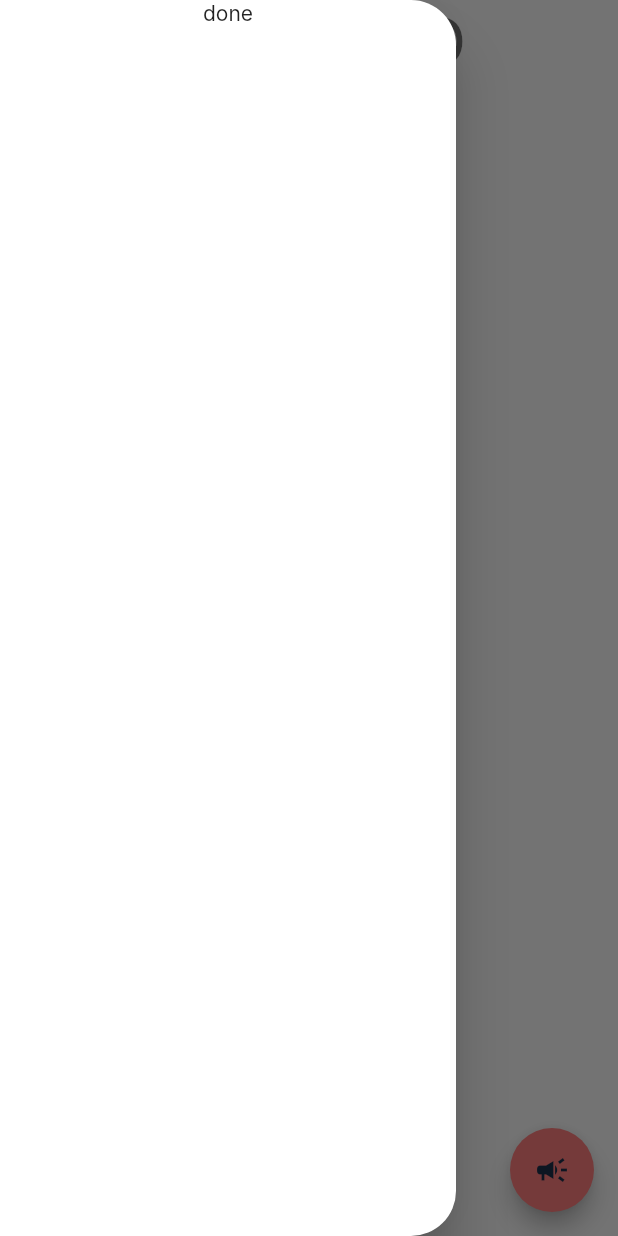
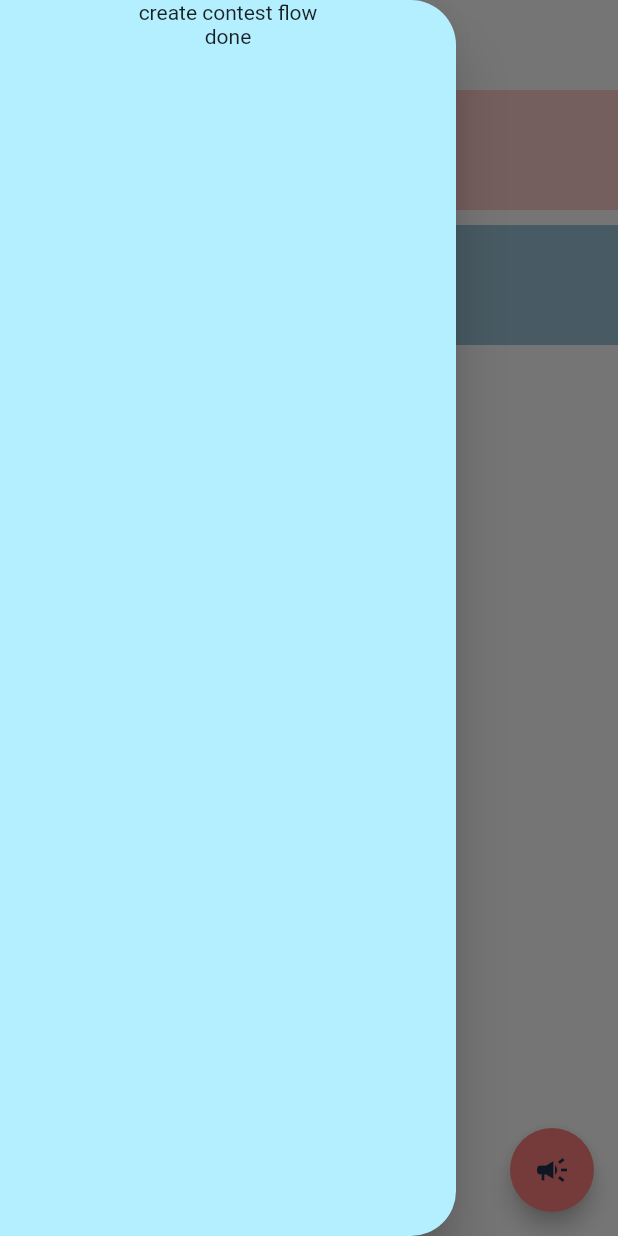
Before and after one commit to carolinebelle/rubrick, a Flutter app: the screen it shows after launch, in the side drawer, after a tap on "Create New", on a phone screen of 412 x 824 dp. Run offline on Flutter 3.47's test engine with Material 2 defaults, Android fonts, the phone set to English and light mode, and no system bars; drawn by our look-alikes of expandable; Roboto replaces fonts that are missing (Inter).

Commit message:
contest screen

```diff
--- /dev/null
+++ b/lib/colors/color_scheme.dart
@@ -0,0 +1,71 @@
+import 'package:flutter/material.dart';
+
+const Color blackColor = Color.fromARGB(255, 0, 0, 0);
+const Color darkColor = Color.fromARGB(255, 28, 48, 74);
+const Color mediumColor = Color.fromARGB(255, 4, 107, 153);
+const Color brightColor = Color.fromARGB(255, 255, 126, 126);
+const Color lightColor = Color.fromARGB(255, 179, 239, 255);
+const Color whiteColor = Color.fromARGB(255, 255, 255, 255);
+
+ColorScheme defaultColorScheme = ColorScheme(
+  brightness: Brightness.light,
+  primary: mediumColor,
+  onPrimary: darkColor,
+  primaryContainer: mediumColor.withAlpha(100),
+  onPrimaryContainer: darkColor,
+  secondary: brightColor,
+  onSecondary: darkColor,
+  secondaryContainer: brightColor.withAlpha(100),
+  onSecondaryContainer: darkColor,
+  tertiary: lightColor,
+  onTertiary: darkColor,
+  tertiaryContainer: lightColor.withAlpha(100),
+  onTertiaryContainer: darkColor,
+  background: whiteColor,
+  onBackground: darkColor,
+  surface: lightColor,
+  onSurface: whiteColor,
+  surfaceVariant: brightColor.withAlpha(10),
+  onSurfaceVariant: darkColor,
+  outline: mediumColor,
+  shadow: darkColor,
+  inverseSurface: mediumColor,
+  onInverseSurface: whiteColor,
+  inversePrimary: whiteColor,
+  surfaceTint: whiteColor.withAlpha(100),
+  error: brightColor,
+  onError: whiteColor,
+  errorContainer: brightColor.withAlpha(100),
+  onErrorContainer: blackColor,
+);
+ColorScheme darkColorScheme = ColorScheme(
+  brightness: Brightness.dark,
+  primary: whiteColor.withAlpha(200),
+  onPrimary: darkColor,
+  primaryContainer: mediumColor.withAlpha(200),
+  onPrimaryContainer: darkColor,
+  secondary: whiteColor.withAlpha(200),
+  onSecondary: darkColor,
+  secondaryContainer: brightColor.withAlpha(200),
+  onSecondaryContainer: whiteColor,
+  tertiary: lightColor,
+  onTertiary: darkColor,
+  tertiaryContainer: lightColor.withAlpha(100),
+  onTertiaryContainer: darkColor,
+  background: darkColor,
+  onBackground: whiteColor,
+  surface: mediumColor,
+  onSurface: darkColor,
+  surfaceVariant: brightColor.withAlpha(10),
+  onSurfaceVariant: darkColor,
+  outline: mediumColor,
+  shadow: darkColor,
+  inverseSurface: mediumColor,
+  onInverseSurface: whiteColor,
+  inversePrimary: whiteColor,
+  surfaceTint: whiteColor.withAlpha(100),
+  error: brightColor,
+  onError: whiteColor,
+  errorContainer: brightColor.withAlpha(100),
+  onErrorContainer: blackColor,
+);
--- a/lib/components/contest_list_item.dart
+++ b/lib/components/contest_list_item.dart
@@ -6,7 +6,7 @@ class ContestListItem extends StatelessWidget {
   @override
   Widget build(BuildContext context) {
     return ListTile(
-      tileColor: Theme.of(context).colorScheme.primaryContainer,
+      tileColor: Theme.of(context).colorScheme.onSurface,
       title: Center(
           child: Text("Fellows 2022-23",
               style: Theme.of(context).textTheme.headline5)),
--- /dev/null
+++ b/lib/components/group_bar.dart
@@ -0,0 +1,164 @@
+import 'package:expandable/expandable.dart';
+import 'package:flutter/material.dart';
+import 'dart:math' as math;
+
+import 'package:rubrick/components/applicant_list_item.dart';
+import 'package:rubrick/components/search_bar.dart';
+
+const replaceWithFirebase = [
+  "Greene",
+  "Abramoqickldf",
+  "John",
+  "LSmith",
+  "Tupak",
+  "Lfdsf",
+  "Orian",
+  "Hernandez",
+  "Turner",
+  "Hutchinson",
+  "Blimey",
+];
+
+class GroupBar extends StatefulWidget {
+  final String title;
+  final int index;
+  const GroupBar({Key? key, required this.title, required this.index})
+      : super(key: key);
+
+  @override
+  State<GroupBar> createState() => _GroupBarState();
+}
+
+class _GroupBarState extends State<GroupBar> {
+  final GlobalKey<FormState> _formKey = GlobalKey<FormState>();
+  String searchText = "";
+  bool isFiltered = false;
+  @override
+  Widget build(BuildContext context) {
+    return ExpandableNotifier(
+      child: Center(
+        child: Expandable(
+          collapsed: ExpandableButton(
+            child: buildClosed(context),
+          ),
+          expanded: buildOpen(context),
+        ),
+      ),
+    );
+  }
+
+  Widget buildClosed(context) => Container(
+        color: widget.index % 2 == 0
+            ? Theme.of(context).colorScheme.secondaryContainer
+            : Theme.of(context).colorScheme.primaryContainer,
+        height: 80,
+        width: double.infinity,
+        child: Padding(
+          padding: const EdgeInsets.symmetric(vertical: 10.0, horizontal: 10.0),
+          child: Column(
+            mainAxisAlignment: MainAxisAlignment.spaceBetween,
+
+            // crossAxisAlignment: CrossAxisAlignment.center,
+            children: [
+              Text(widget.title,
+                  style: Theme.of(context)
+                      .textTheme
+                      .headline5!
+                      .apply(fontWeightDelta: 2)),
+              Icon(Icons.expand_circle_down,
+                  color: Theme.of(context).colorScheme.onSecondaryContainer)
+            ],
+          ),
+        ),
+      );
+
+  Widget buildOpen(context) => Form(
+        key: _formKey,
+        child: Container(
+          color: widget.index % 2 == 0
+              ? Theme.of(context).colorScheme.secondaryContainer
+              : Theme.of(context).colorScheme.primaryContainer,
+          width: double.infinity,
+          child: Padding(
+            padding:
+                const EdgeInsets.symmetric(vertical: 10.0, horizontal: 10.0),
+            child: Wrap(
+              alignment: WrapAlignment.center,
+              runSpacing: 5,
+              children: [
+                ExpandableButton(
+                  child: Text(
+                    widget.title,
+                    style: Theme.of(context)
+                        .textTheme
+                        .headline5!
+                        .apply(fontWeightDelta: 2),
+                  ),
+                ),
+                SearchBar(
+                  onChange: (value) {
+                    setState(() {
+                      searchText = value;
+                    });
+                  },
+                  index: widget.index,
+                ),
+                Row(
+                  mainAxisAlignment: MainAxisAlignment.center,
+                  children: [
+                    Checkbox(
+                        value: isFiltered,
+                        activeColor: widget.index % 2 == 0
+                            ? Theme.of(context).colorScheme.secondaryContainer
+                            : Theme.of(context).colorScheme.primaryContainer,
+                        onChanged: (bool? value) {
+                          setState(() {
+                            isFiltered = value!;
+                          });
+                        }),
+                    GestureDetector(
+                      onTap: () {
+                        setState(() {
+                          isFiltered = !isFiltered;
+                        });
+                      },
+                      child: Text(
+                        "incomplete",
+                        style: Theme.of(context).textTheme.subtitle1!.apply(
+                            color: isFiltered
+                                ? widget.index % 2 == 0
+                                    ? Theme.of(context).colorScheme.secondary
+                                    : Theme.of(context).colorScheme.primary
+                                : Theme.of(context).colorScheme.background),
+                      ),
+                    ),
+                  ],
+                ),
+                Wrap(
+                    alignment: WrapAlignment.center,
+                    runSpacing: 5,
+                    children: buildApplicants()),
+                ExpandableButton(
+                  child: Transform.rotate(
+                    angle: 180 * math.pi / 180,
+                    child: IconButton(
+                      icon: Icon(Icons.expand_circle_down,
+                          color: Theme.of(context)
+                              .colorScheme
+                              .onSecondaryContainer),
+                      onPressed: null,
+                    ),
+                  ),
+                ),
+              ],
+            ),
+          ),
+        ),
+      );
+
+  List<Widget> buildApplicants() {
+    return replaceWithFirebase
+        .map((name) => ApplicantListItem(name: name))
+        .toList();
+  }
+}
--- a/lib/main.dart
+++ b/lib/main.dart
@@ -1,79 +1,12 @@
 import 'package:flutter/material.dart';
+import 'package:rubrick/pages/contest_screen.dart';
 import 'package:rubrick/widgets/side_drawer.dart';
+
+import 'colors/color_scheme.dart';
 
 void main() {
   runApp(const MyApp());
 }
-
-const Color blackColor = Color.fromARGB(255, 0, 0, 0);
-const Color darkColor = Color.fromARGB(255, 28, 48, 74);
-const Color mediumColor = Color.fromARGB(255, 4, 107, 153);
-const Color brightColor = Color.fromARGB(255, 255, 126, 126);
-const Color lightColor = Color.fromARGB(255, 179, 239, 255);
-const Color whiteColor = Color.fromARGB(255, 255, 255, 255);
-
-ColorScheme defaultColorScheme = ColorScheme(
-  brightness: Brightness.light,
-  primary: mediumColor,
-  onPrimary: darkColor,
-  primaryContainer: mediumColor.withAlpha(100),
-  onPrimaryContainer: darkColor,
-  secondary: brightColor,
-  onSecondary: darkColor,
-  secondaryContainer: brightColor.withAlpha(100),
-  onSecondaryContainer: darkColor,
-  tertiary: lightColor,
-  onTertiary: darkColor,
-  tertiaryContainer: lightColor.withAlpha(100),
-  onTertiaryContainer: darkColor,
-  background: whiteColor,
-  onBackground: darkColor,
-  surface: mediumColor.withAlpha(10),
-  onSurface: darkColor,
-  surfaceVariant: brightColor.withAlpha(10),
-  onSurfaceVariant: darkColor,
-  outline: mediumColor,
-  shadow: darkColor,
-  inverseSurface: mediumColor,
-  onInverseSurface: whiteColor,
-  inversePrimary: whiteColor,
-  surfaceTint: whiteColor.withAlpha(100),
-  error: brightColor,
-  onError: whiteColor,
-  errorContainer: brightColor.withAlpha(100),
-  onErrorContainer: blackColor,
-);
-ColorScheme darkColorScheme = ColorScheme(
-  brightness: Brightness.dark,
-  primary: mediumColor,
-  onPrimary: darkColor,
-  primaryContainer: mediumColor.withAlpha(100),
-  onPrimaryContainer: darkColor,
-  secondary: brightColor,
-  onSecondary: darkColor,
-  secondaryContainer: brightColor.withAlpha(100),
-  onSecondaryContainer: darkColor,
-  tertiary: lightColor,
-  onTertiary: darkColor,
-  tertiaryContainer: lightColor.withAlpha(100),
-  onTertiaryContainer: darkColor,
-  background: darkColor,
-  onBackground: whiteColor,
-  surface: mediumColor.withAlpha(10),
-  onSurface: darkColor,
-  surfaceVariant: brightColor.withAlpha(10),
-  onSurfaceVariant: darkColor,
-  outline: mediumColor,
-  shadow: darkColor,
-  inverseSurface: mediumColor,
-  onInverseSurface: whiteColor,
-  inversePrimary: whiteColor,
-  surfaceTint: whiteColor.withAlpha(100),
-  error: brightColor,
-  onError: whiteColor,
-  errorContainer: brightColor.withAlpha(100),
-  onErrorContainer: blackColor,
-);
 
 class MyApp extends StatefulWidget {
   const MyApp({Key? key}) : super(key: key);
@@ -90,10 +23,7 @@ class _MyAppState extends State<MyApp> {
     super.initState();
     final window = WidgetsBinding.instance.window;
 
-    // This callback is called every time the brightness changes.
     window.onPlatformBrightnessChanged = () {
-      // print(
-      // "Brightness is dark: ${window.platformBrightness == Brightness.dark}");
       brightness = window.platformBrightness;
     };
     WidgetsBinding.instance.handlePlatformBrightnessChanged();
@@ -104,17 +34,26 @@ class _MyAppState extends State<MyApp> {
   Widget build(BuildContext context) {
     return MaterialApp(
       title: 'Flutter Demo',
-      theme: ThemeData(fontFamily: 'Inter', colorScheme: defaultColorScheme),
-      darkTheme: ThemeData(fontFamily: 'Inter', colorScheme: darkColorScheme),
-      home: const MyHomePage(id: 'ContestID'),
+      theme: ThemeData(
+        colorScheme: defaultColorScheme,
+        textTheme: Typography.blackCupertino,
+        unselectedWidgetColor: Colors.white,
+      ),
+      darkTheme: ThemeData(
+        colorScheme: darkColorScheme,
+        textTheme: Typography.whiteCupertino,
+        unselectedWidgetColor: Colors.black,
+      ),
+      debugShowCheckedModeBanner: false,
+      home: const MyHomePage(contestID: 'Fellows 2022-23'),
     );
   }
 }
 
 class MyHomePage extends StatefulWidget {
-  final String id;
+  final String contestID;
 
-  const MyHomePage({Key? key, required this.id}) : super(key: key);
+  const MyHomePage({Key? key, required this.contestID}) : super(key: key);
 
   @override
   State<MyHomePage> createState() => _MyHomePageState();
@@ -129,19 +68,8 @@ class _MyHomePageState extends State<MyHomePage> {
   Widget build(BuildContext context) {
     return Scaffold(
       drawer: const SideDrawer(),
-      body: SafeArea(
-        child: Center(
-          child: Column(
-            mainAxisAlignment: MainAxisAlignment.start,
-            children: <Widget>[
-              Text(
-                widget.id,
-                style: Theme.of(context).textTheme.headline3,
-              ),
-            ],
-          ),
-        ),
-      ),
+      backgroundColor: Theme.of(context).colorScheme.background,
+      body: ContestScreen(contestID: widget.contestID),
       floatingActionButton: FloatingActionButton(
         onPressed: _actionButtonPress,
         tooltip: 'End your turn',
--- /dev/null
+++ b/lib/pages/contest_screen.dart
@@ -0,0 +1,48 @@
+import 'package:flutter/material.dart';
+
+import '../components/group_bar.dart';
+
+const replaceWithFirebase = ["Day 1: Saturday", "Day 2: Sunday"];
+
+class ContestScreen extends StatelessWidget {
+  final String contestID;
+  const ContestScreen({Key? key, required this.contestID}) : super(key: key);
+
+  @override
+  Widget build(BuildContext context) => Center(
+        child: Column(
+          mainAxisAlignment: MainAxisAlignment.start,
+          children: <Widget>[
+            Container(
+              width: double.infinity,
+              decoration: BoxDecoration(
+                boxShadow: [
+                  BoxShadow(
+                    color: Theme.of(context).colorScheme.background,
+                    blurRadius: 10,
+                  ),
+                ],
+              ),
+              child: Padding(
+                padding:
+                    const EdgeInsets.symmetric(vertical: 10.0, horizontal: 5.0),
+                child: SafeArea(
+                    child: Text(
+                  contestID,
+                  style: Theme.of(context).textTheme.headline4!.apply(
+                      fontWeightDelta: 3,
+                      color: Theme.of(context).colorScheme.onBackground),
+                )),
+              ),
+            ),
+            Expanded(
+                child: ListView.separated(
+                    itemBuilder: (context, index) => GroupBar(
+                        title: replaceWithFirebase[index], index: index),
+                    separatorBuilder: (context, index) =>
+                        const SizedBox(height: 10),
+                    itemCount: 2))
+          ],
+        ),
+      );
+}
--- /dev/null
+++ b/lib/responsive/sizing.dart
@@ -0,0 +1,4 @@
+class Sizing {
+  var groupBarHeight;
+  var occupation;
+}
--- a/lib/widgets/applicant_card.dart
+++ b/lib/widgets/applicant_card.dart
@@ -6,6 +6,6 @@ class ApplicantCard extends StatelessWidget {
 
   @override
   Widget build(BuildContext context) {
-    return Container();
+    return const Text("applicant card");
   }
 }
--- a/lib/widgets/create_contest.dart
+++ b/lib/widgets/create_contest.dart
@@ -16,6 +16,7 @@ class _CreateContestState extends State<CreateContest> {
     return SafeArea(
       child: Column(
         children: [
+          const Text('create contest flow'),
           GestureDetector(
             onTap: () {
               widget.callback(false);
--- a/lib/widgets/discussion_card.dart
+++ b/lib/widgets/discussion_card.dart
@@ -7,6 +7,6 @@ class DiscussionCard extends StatelessWidget {
 
   @override
   Widget build(BuildContext context) {
-    return Container();
+    return const Text("DiscussionCard");
   }
 }
--- a/lib/widgets/side_drawer.dart
+++ b/lib/widgets/side_drawer.dart
@@ -23,7 +23,7 @@ class _SideDrawerState extends State<SideDrawer> {
   @override
   Widget build(BuildContext context) {
     return Drawer(
-      backgroundColor: Theme.of(context).colorScheme.background,
+      backgroundColor: Theme.of(context).colorScheme.surface,
       shape: const RoundedRectangleBorder(
         borderRadius: BorderRadius.only(
           bottomRight: Radius.circular(30),
@@ -34,9 +34,20 @@ class _SideDrawerState extends State<SideDrawer> {
     );
   }
 
-  Widget buildContestList(BuildContext context) => Column(
+  Widget buildContestList(BuildContext context) => Center(
+        child: Column(
+          mainAxisAlignment: MainAxisAlignment.start,
           children: [
-          Center(
+            Container(
+              decoration: BoxDecoration(
+                color: Theme.of(context).colorScheme.surface.withAlpha(100),
+                borderRadius: const BorderRadius.only(
+                  topRight: Radius.circular(30),
+                ),
+              ),
+              child: Padding(
+                padding:
+                    const EdgeInsets.symmetric(vertical: 20.0, horizontal: 5.0),
                 child: GestureDetector(
                   onTap: () {
                     setState(() {
@@ -61,6 +72,7 @@ class _SideDrawerState extends State<SideDrawer> {
                   ),
                 ),
               ),
+            ),
             Expanded(
               child: ListView.separated(
                 itemCount: 4,
@@ -71,6 +83,7 @@ class _SideDrawerState extends State<SideDrawer> {
               ),
             )
           ],
+        ),
       );
 
   Widget buildCreateFlow() => CreateContest(
--- a/pubspec.yaml
+++ b/pubspec.yaml
@@ -34,6 +34,7 @@ dependencies:
   # The following adds the Cupertino Icons font to your application.
   # Use with the CupertinoIcons class for iOS style icons.
   cupertino_icons: ^1.0.2
+  expandable: ^5.0.1
 
 dev_dependencies:
   flutter_test:
```
Also changed, not shown: lib/components/applicant_list_item.dart (added, +60 -0 lines), lib/components/grade_box.dart (added, +25 -0 lines), lib/components/search_bar.dart (added, +50 -0 lines), pubspec.lock. Lines whose indentation alone changed are shown as unchanged.
